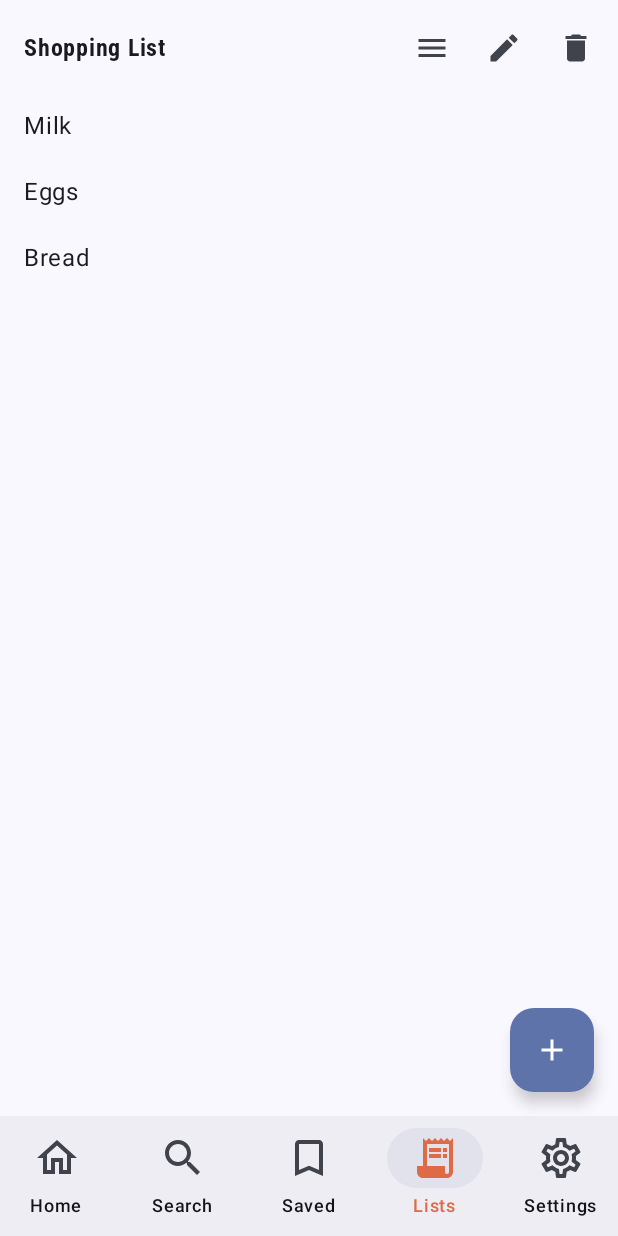
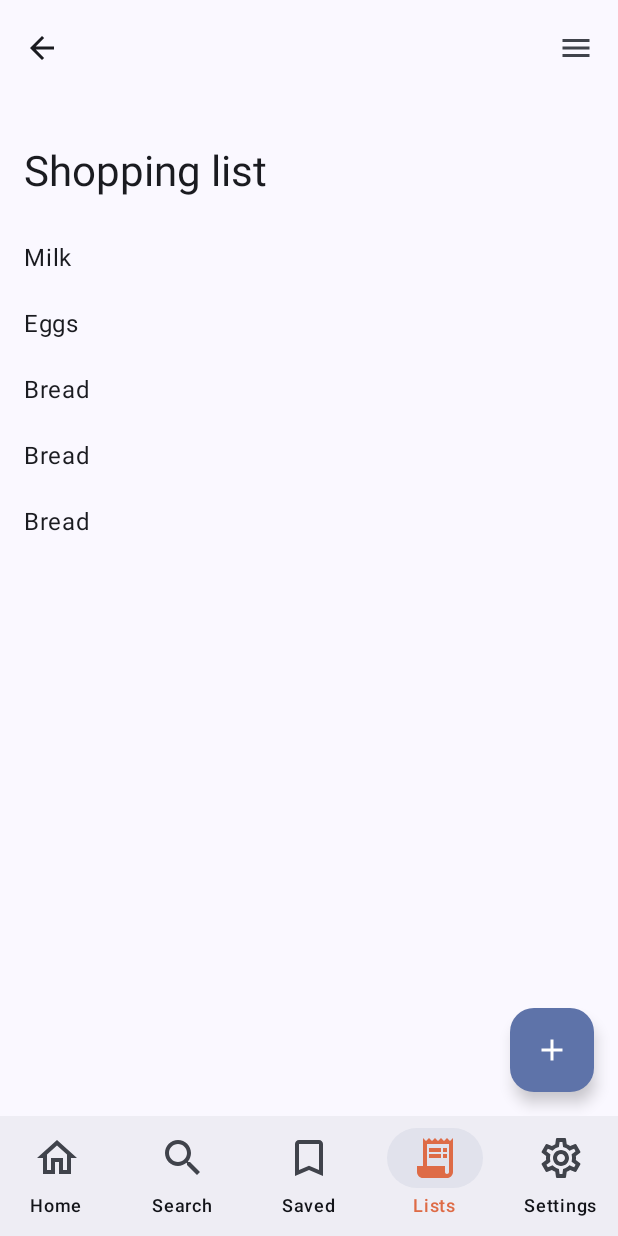
Before and after one commit to Jatinder-Sohal/FinalYearProject-HCI, an Android app built with Jetpack Compose: the CompanionListsScreen screen opened through its navigation route, on a phone screen of 412 x 824 dp. Run offline under Robolectric (Android 15) with nearby library versions, the phone set to English and light mode, and no system bars.

Commit message:
Using jetpack compose documentation (and some example code from it) implemented title for list and added some scrolling behaviour instead of a static title.

```diff
--- a/cooking_companion/app/src/main/java/com/example/cooking_companion/ui/pages/CompanionListsScreen.kt
+++ b/cooking_companion/app/src/main/java/com/example/cooking_companion/ui/pages/CompanionListsScreen.kt
@@ -2,15 +2,18 @@ package com.example.cooking_companion.ui.pages
 
 
 
-import androidx.compose.foundation.clickable
 import androidx.compose.foundation.layout.Arrangement
+import androidx.compose.foundation.layout.Column
 import androidx.compose.foundation.layout.Row
 import androidx.compose.foundation.layout.fillMaxWidth
 import androidx.compose.foundation.layout.padding
 import androidx.compose.foundation.lazy.LazyColumn
 import androidx.compose.foundation.lazy.items
+import androidx.compose.foundation.rememberScrollState
+import androidx.compose.foundation.verticalScroll
 import androidx.compose.material.icons.Icons
 import androidx.compose.material.icons.filled.Add
+import androidx.compose.material.icons.filled.ArrowBack
 import androidx.compose.material.icons.filled.Delete
 import androidx.compose.material.icons.filled.Edit
 import androidx.compose.material.icons.filled.Menu
@@ -18,10 +21,11 @@ import androidx.compose.material3.ExperimentalMaterial3Api
 import androidx.compose.material3.FloatingActionButton
 import androidx.compose.material3.Icon
 import androidx.compose.material3.IconButton
+import androidx.compose.material3.LargeTopAppBar
 import androidx.compose.material3.Scaffold
-import androidx.compose.material3.SmallTopAppBar
 import androidx.compose.material3.Text
-import androidx.compose.material3.TopAppBar
+import androidx.compose.material3.TopAppBarDefaults
+import androidx.compose.material3.rememberTopAppBarState
 import androidx.compose.runtime.Composable
 import androidx.compose.runtime.getValue
 import androidx.compose.runtime.mutableStateOf
@@ -29,51 +33,67 @@ import androidx.compose.runtime.remember
 import androidx.compose.runtime.setValue
 import androidx.compose.ui.Alignment
 import androidx.compose.ui.Modifier
+import androidx.compose.ui.input.nestedscroll.nestedScroll
+import androidx.compose.ui.text.style.TextOverflow
 import androidx.compose.ui.unit.dp
 
 @OptIn(ExperimentalMaterial3Api::class)
 @Composable
 fun CompanionListsScreen(modifier: Modifier = Modifier, ) {
-    var items by remember { mutableStateOf(listOf("Milk", "Eggs", "Bread")) }
-
+    var items by remember { mutableStateOf(listOf("Milk", "Eggs", "Bread", "Bread","Bread")) }
+    val scrollBehavior = TopAppBarDefaults.exitUntilCollapsedScrollBehavior(rememberTopAppBarState())
+    val scrollState = rememberScrollState()
     Scaffold(
+        modifier = Modifier.nestedScroll(scrollBehavior.nestedScrollConnection),
         topBar = {
-            TopAppBar(
-                /*colors = TopAppBarDefaults.topAppBarColors(
-                    containerColor = MaterialTheme.colorScheme.primaryContainer,
-                    titleContentColor = MaterialTheme.colorScheme.primary,
-                ), */
-                title = { Text("Shopping List") },
+            LargeTopAppBar(
+//                colors = TopAppBarDefaults.topAppBarColors(
+//                    containerColor = MaterialTheme.colorScheme.primaryContainer,
+//                    titleContentColor = MaterialTheme.colorScheme.primary,
+//                ),
+                title = {
+                    Text(
+                        "Shopping list",
+                        maxLines = 1,
+                        overflow = TextOverflow.Ellipsis
+                    )
+                },
+                navigationIcon = {
+                    IconButton(onClick = {}) {
+                        Icon(
+                            imageVector = Icons.Filled.ArrowBack,
+                            contentDescription = "Localized description"
+                        )
+                    }
+                },
                 actions = {
-                    IconButton(onClick = { }) {
+                    IconButton(onClick = {}) {
                         Icon(
                             imageVector = Icons.Filled.Menu,
                             contentDescription = "Localized description"
                         )
                     }
-                    IconButton(onClick = {}) {
-                        Icon(Icons.Default.Edit, contentDescription = "Edit")
-                    }
-                    IconButton(onClick = {}) {
-                        Icon(Icons.Default.Delete, contentDescription = "Delete All")
-                    }
-                }
+                },
+                scrollBehavior = scrollBehavior
             )
         },
         floatingActionButton = {
-            FloatingActionButton(onClick = { }) {
+            FloatingActionButton(onClick = {}) {
                 Icon(Icons.Default.Add, contentDescription = "Add item")
             }
         }
     ) { innerPadding ->
-        LazyColumn(
-            contentPadding = innerPadding,
+        Column(
+            modifier = Modifier
+                .verticalScroll(scrollState)
+                .padding(innerPadding),
+
             verticalArrangement = Arrangement.spacedBy(4.dp)
         ) {
-            items(items) { item ->
+            items.forEach { item ->
                 ListItem(
                     text = item,
-                    modifier = Modifier.fillMaxWidth()
+                    modifier = Modifier.fillMaxWidth(),
                 )
             }
         }
```
